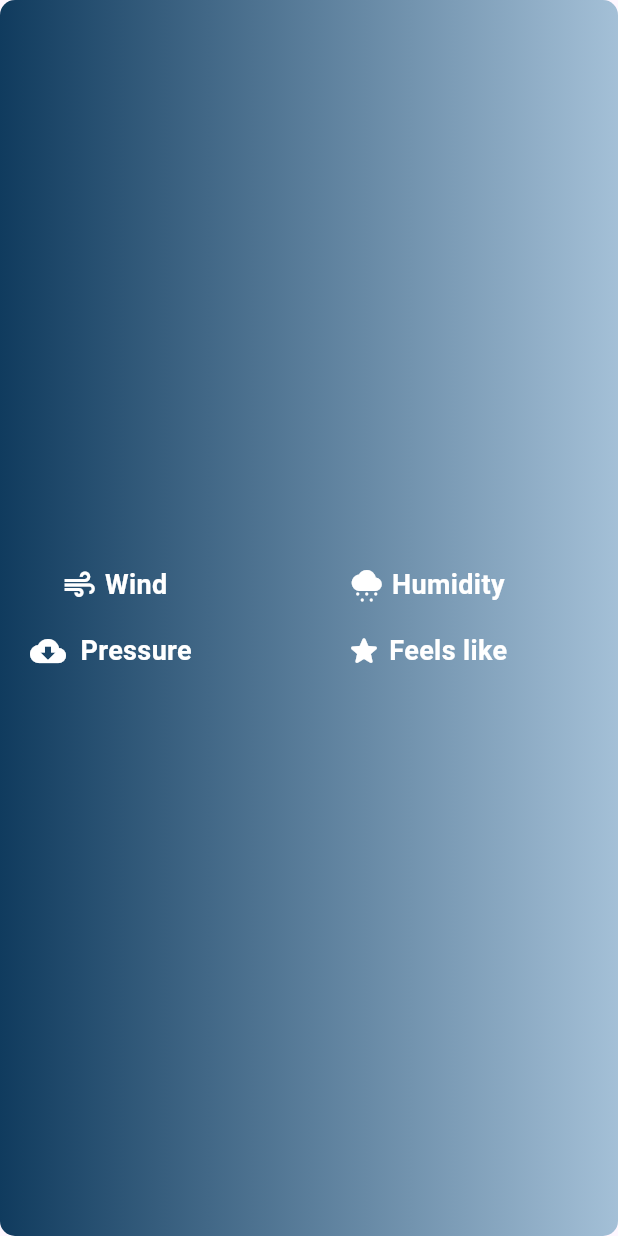
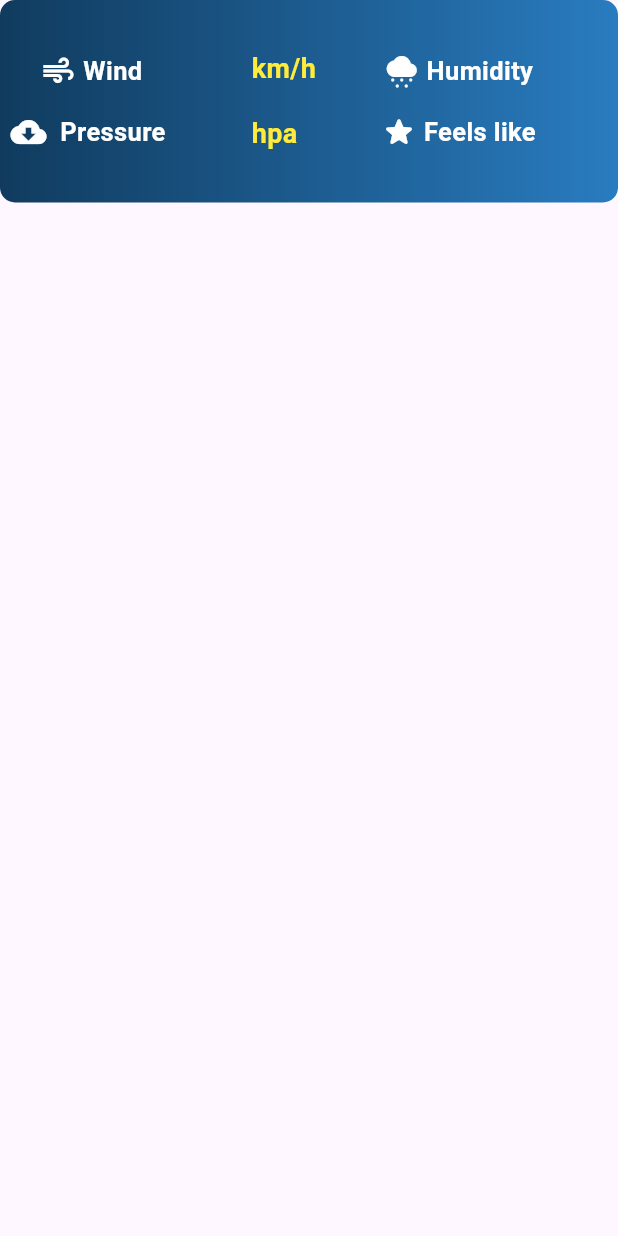
Before and after one commit to Haseeb1a/Weather_Api, a Flutter app: what additionalInformation() shows on an empty page, opened directly with empty values, on a phone screen of 412 x 824 dp. Run offline on Flutter 3.47's test engine with Material 2 defaults, Android fonts, the phone set to English and light mode, and no system bars; our stand-ins replace connectivity_plus, internet_connection_checker; network calls fail.

```diff
--- a/lib/controller/connectivity_controler.dart
+++ b/lib/controller/connectivity_controler.dart
@@ -1,5 +1,4 @@
 import 'dart:async';
-
 import 'package:connectivity_plus/connectivity_plus.dart';
 import 'package:flutter/material.dart';
 import 'package:internet_connection_checker/internet_connection_checker.dart';
--- a/lib/views/widget/items.dart
+++ b/lib/views/widget/items.dart
@@ -2,20 +2,25 @@ import 'package:flutter/material.dart';
 
 Widget additionalInformation(
     String wind, String humidity, String pressure, String feellike) {
-  final style =  const TextStyle(
+  final style = const TextStyle(
     fontSize: 18,
     fontWeight: FontWeight.w600,
     color: Colors.yellow,
   );
   return Container(
+
+    height: 135,
     decoration: BoxDecoration(
       borderRadius: BorderRadius.circular(10),
       gradient: const LinearGradient(
-                          colors: [Color.fromARGB(255, 16, 59, 94), Color.fromARGB(255, 164, 192, 215)],
-                        ),
+        colors: [
+          Color.fromARGB(255, 16, 59, 94),
+          Color.fromARGB(255, 41, 124, 192)
+        ],
+      ),
     ),
     width: double.infinity,
-    padding: const EdgeInsets.all(20),
+    padding: const EdgeInsets.all(7),
     child: Column(
       mainAxisAlignment: MainAxisAlignment.center,
       crossAxisAlignment: CrossAxisAlignment.center,
@@ -37,14 +42,14 @@ Widget additionalInformation(
                         Text(
                           " Wind",
                           style: TextStyle(
-                              fontSize: 18,
+                              fontSize: 17,
                               fontWeight: FontWeight.w600,
                               color: Colors.white),
                         ),
                       ],
                     ),
                     SizedBox(
-                      height: 18,
+                      height: 17,
                     ),
                     Row(
                       children: [
@@ -55,7 +60,7 @@ Widget additionalInformation(
                         Text(
                           "  Pressure ",
                           style: TextStyle(
-                            fontSize: 18,
+                            fontSize: 17,
                             fontWeight: FontWeight.w600,
                             color: Colors.white,
                           ),
@@ -67,25 +72,21 @@ Widget additionalInformation(
                 mainAxisAlignment: MainAxisAlignment.start,
                 crossAxisAlignment: CrossAxisAlignment.start,
                 children: [
-                  Text(
-                    "$wind",
-                    style: style
+                  Text("$wind  km/h", style: style),
+                  const SizedBox(
+                    height: 17,
                   ),
-                  const SizedBox(
-                    height: 18,
-                  ),
-                  Text(
-                    "$pressure",
-                    style:style
-                  ),
+                  Text("$pressure  hpa", style: style),
                 ],
               ),
               const Column(
                   mainAxisAlignment: MainAxisAlignment.start,
                   crossAxisAlignment: CrossAxisAlignment.center,
                   children: [
+
                     Row(
                       children: [
+
                         Icon(
                           Icons.cloudy_snowing,
                           color: Colors.white,
@@ -93,14 +94,14 @@ Widget additionalInformation(
                         Text(
                           " Humidity ",
                           style: TextStyle(
-                              fontSize: 18,
+                              fontSize: 17,
                               fontWeight: FontWeight.w600,
                               color: Colors.white),
                         ),
                       ],
                     ),
                     SizedBox(
-                      height: 18,
+                      height: 17,
                     ),
                     Row(
                       children: [
@@ -111,7 +112,7 @@ Widget additionalInformation(
                         Text(
                           " Feels like ",
                           style: TextStyle(
-                              fontSize: 18,
+                              fontSize: 17,
                               fontWeight: FontWeight.w600,
                               color: Colors.white),
                         ),
@@ -122,17 +123,11 @@ Widget additionalInformation(
                 mainAxisAlignment: MainAxisAlignment.start,
                 crossAxisAlignment: CrossAxisAlignment.start,
                 children: [
-                  Text(
-                    "$humidity",
-                    style: style
+                  Text("$humidity", style: style),
+                  const SizedBox(
+                    height: 17,
                   ),
-                  const SizedBox(
-                    height: 18,
-                  ),
-                  Text(
-                    "$feellike",
-                    style: style
-                  ),
+                  Text("$feellike", style: style),
                 ],
               ),
             ])
```
Also changed, not shown: lib/main.dart (+4 -3 lines), lib/views/homepage/homepage.dart (+9 -19 lines), lib/views/widget/subcontainer.dart (+6 -6 lines).
